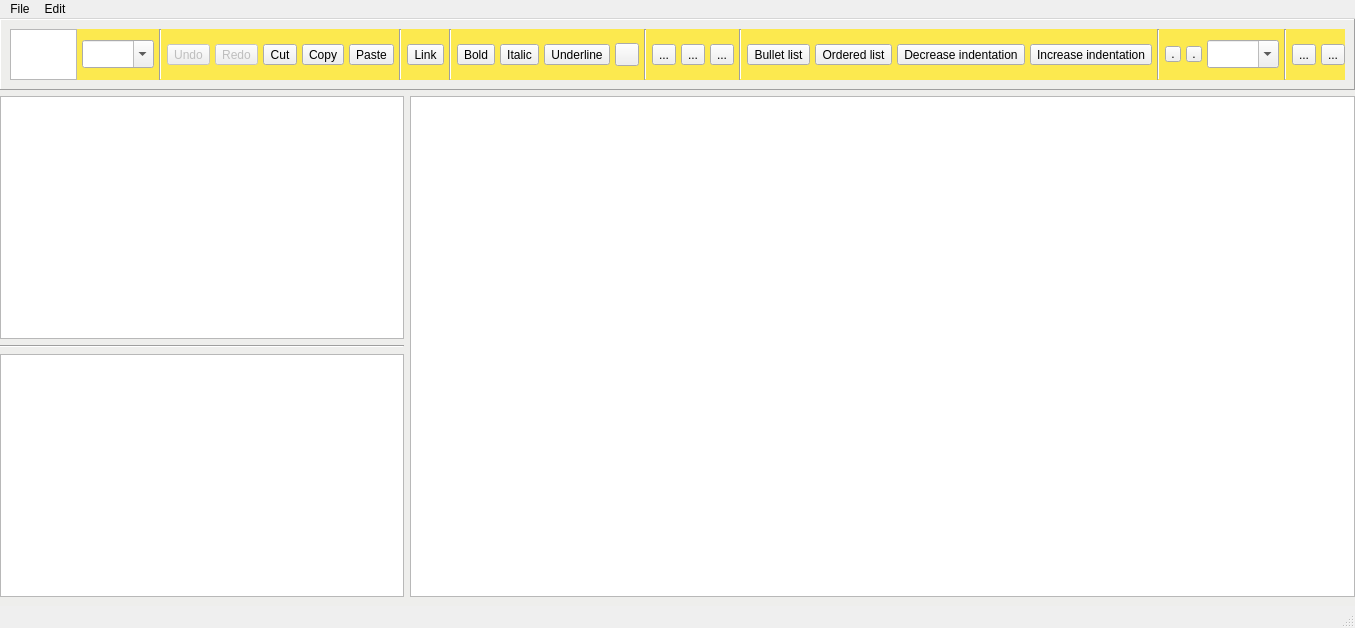
Old version of the form src/editor.ui in the repository ptyin/qtexteditor.
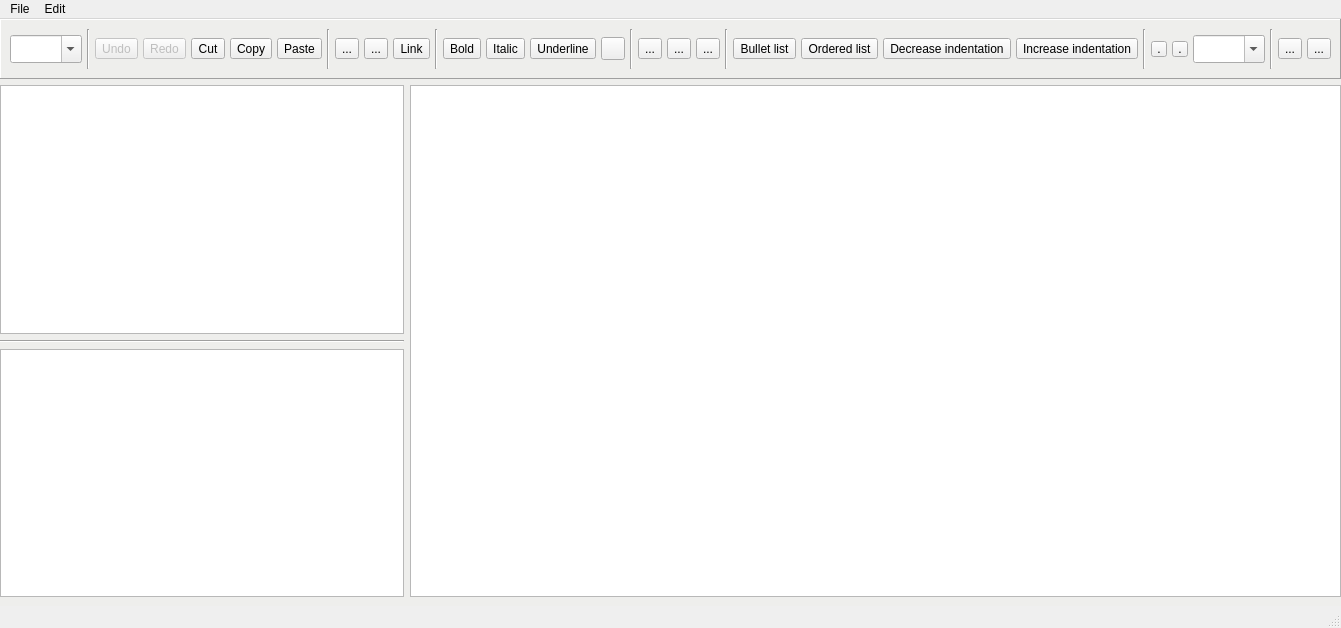
New version of the form. Icons and pictures are not drawn. Custom widgets are drawn as their Qt base class.

Commit message: basically complete editor feature

Patch:
```diff
--- a/src/editor.ui
+++ b/src/editor.ui
@@ -85,13 +85,6 @@
                                             <height>16777215</height>
                                         </size>
                                     </property>
-                                    <property name="styleSheet">
-                                        <string notr="true">#f_toolBar
-                                            {
-                                            background-color: rgb(252, 233, 79);
-                                            }
-                                        </string>
-                                    </property>
                                     <layout class="QHBoxLayout" name="horizontalLayout_3">
                                         <property name="spacing">
                                             <number>5</number>
@@ -111,28 +104,6 @@
                                         <property name="bottomMargin">
                                             <number>0</number>
                                         </property>
-                                        <item>
-                                            <widget class="QListView" name="listView">
-                                                <property name="sizePolicy">
-                                                    <sizepolicy hsizetype="Minimum" vsizetype="Expanding">
-                                                        <horstretch>0</horstretch>
-                                                        <verstretch>0</verstretch>
-                                                    </sizepolicy>
-                                                </property>
-                                                <property name="minimumSize">
-                                                    <size>
-                                                        <width>67</width>
-                                                        <height>40</height>
-                                                    </size>
-                                                </property>
-                                                <property name="maximumSize">
-                                                    <size>
-                                                        <width>120</width>
-                                                        <height>16777215</height>
-                                                    </size>
-                                                </property>
-                                            </widget>
-                                        </item>
                                         <item>
                                             <widget class="QComboBox" name="f_paragraph">
                                                 <property name="sizePolicy">
@@ -298,6 +269,28 @@
                                                 </property>
                                             </widget>
                                         </item>
+          <item>
+           <widget class="QToolButton" name="f_split_paragraph">
+            <property name="text">
+             <string>...</string>
+            </property>
+            <property name="icon">
+             <iconset resource="../resources/myqrc.qrc">
+              <normaloff>:/images/ico/split-paragraph.png</normaloff>:/images/ico/split-paragraph.png</iconset>
+            </property>
+           </widget>
+          </item>
+          <item>
+           <widget class="QToolButton" name="f_split_page">
+            <property name="text">
+             <string>...</string>
+            </property>
+            <property name="icon">
+             <iconset resource="../resources/myqrc.qrc">
+              <normaloff>:/images/ico/split-page.png</normaloff>:/images/ico/split-page.png</iconset>
+            </property>
+           </widget>
+          </item>
                                         <item>
                                             <widget class="QToolButton" name="f_link">
                                                 <property name="focusPolicy">
@@ -447,7 +440,7 @@
                                                     </iconset>
                                                 </property>
                                                 <property name="checkable">
-                                                    <bool>true</bool>
+             <bool>false</bool>
                                                 </property>
                                             </widget>
                                         </item>
@@ -462,7 +455,7 @@
                                                     </iconset>
                                                 </property>
                                                 <property name="checkable">
-                                                    <bool>true</bool>
+             <bool>false</bool>
                                                 </property>
                                             </widget>
                                         </item>
@@ -477,7 +470,7 @@
                                                     </iconset>
                                                 </property>
                                                 <property name="checkable">
-                                                    <bool>true</bool>
+             <bool>false</bool>
                                                 </property>
                                             </widget>
                                         </item>
```
Left out of the diff: 61 changed lines with no effect on the pictures. Lines whose indentation alone changed are shown as unchanged. The commit also changes 12 other files.
